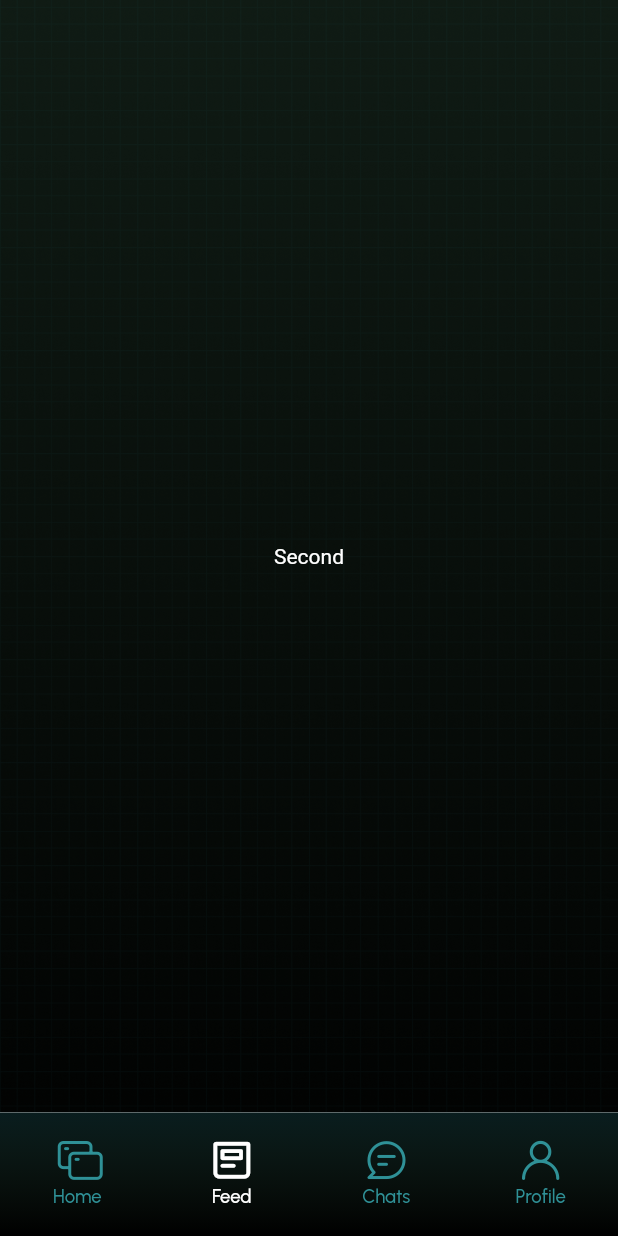
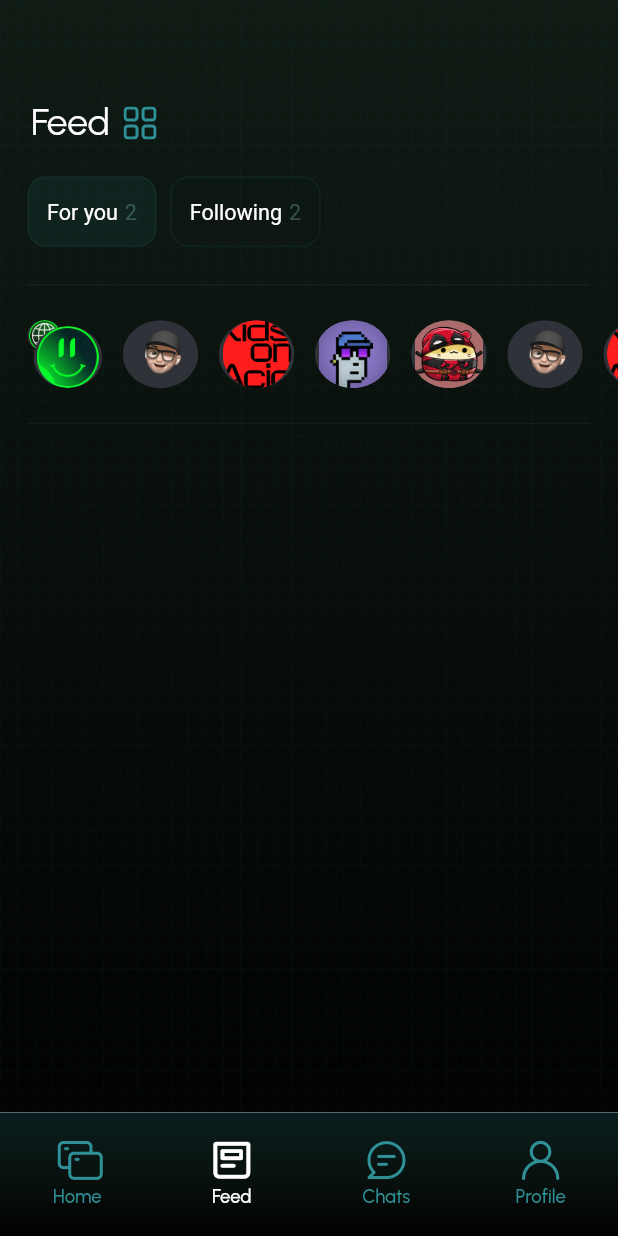
Before and after one commit to Spatay2000/neonyx, a Flutter app: the IndexNeo screen opened directly, item 2 of the bottom bar chosen, on a phone screen of 412 x 824 dp. Run offline on Flutter 3.47's test engine with Material 2 defaults, Android fonts, the phone set to English and light mode, and no system bars; drawn by our look-alikes of persistent_bottom_nav_bar_v2; our stand-ins replace bloc, carousel_slider, dots_indicator, equatable, flutter_bloc, flutter_native_splash and 7 more; missing offline and left inert: bip39, mobile_scanner; accounts and stored records are empty; network calls fail; project files that could hold a hidden picture were left out.

Commit message:
feat: init feed ui

```diff
--- /dev/null
+++ b/lib/domain/entity/feed_entity.dart
@@ -0,0 +1,22 @@
+class FeedEntity {
+  final int id;
+  final String avatar;
+  final String? storyImage;
+  final String? groupAva;
+  final String username;
+  final int postTime;
+  final int commentTotal;
+  final int likeTotal;
+  final int shareTotal;
+
+  FeedEntity(
+      {required this.id,
+      this.groupAva,
+      this.storyImage,
+      required this.avatar,
+      required this.username,
+      required this.postTime,
+      required this.commentTotal,
+      required this.likeTotal,
+      required this.shareTotal});
+}
--- /dev/null
+++ b/lib/features/common/app_bar_in_navbar.dart
@@ -0,0 +1,49 @@
+import 'package:flutter/material.dart';
+import 'package:flutter_screenutil/flutter_screenutil.dart';
+import 'package:google_fonts/google_fonts.dart';
+
+class AppBarInNavBar extends StatelessWidget {
+  final Widget? actions;
+  final String title;
+  final Widget? iconNearTitle;
+  const AppBarInNavBar({
+    super.key,
+    this.actions,
+    required this.title,
+    this.iconNearTitle,
+  });
+
+  @override
+  Widget build(BuildContext context) {
+    return Column(
+      children: [
+        Padding(
+          padding: EdgeInsets.only(
+              left: 18.0.w, right: 18.w, top: 65.h, bottom: 20.h),
+          child: Row(
+            mainAxisAlignment: MainAxisAlignment.spaceBetween,
+            children: [
+              Row(
+                children: [
+                  Text(
+                    title,
+                    style: GoogleFonts.urbanist(
+                      color: Colors.white,
+                      fontSize: 24.sp,
+                      fontWeight: FontWeight.w400,
+                    ),
+                  ),
+                  SizedBox(
+                    width: 8.w,
+                  ),
+                  iconNearTitle ?? const SizedBox()
+                ],
+              ),
+              actions ?? const SizedBox()
+            ],
+          ),
+        ),
+      ],
+    );
+  }
+}
--- /dev/null
+++ b/lib/features/common/custom_tab_bar.dart
@@ -0,0 +1,95 @@
+import 'package:flutter/material.dart';
+import 'package:flutter_screenutil/flutter_screenutil.dart';
+
+import 'neo_colors.dart';
+
+class CustomTabBar extends StatefulWidget {
+  final List<String>? tabs;
+  final TabController? controller;
+
+  const CustomTabBar({super.key, required this.tabs, required this.controller});
+
+  @override
+  _CustomTabBarState createState() => _CustomTabBarState();
+}
+
+class _CustomTabBarState extends State<CustomTabBar> {
+  int _currentIndex = 0; // Текущий выбранный индекс
+
+  @override
+  void initState() {
+    super.initState();
+    widget.controller?.addListener(() {
+      setState(() {
+        _currentIndex = widget.controller!.index;
+      });
+    });
+  }
+
+  @override
+  Widget build(BuildContext context) {
+    return Padding(
+      padding: EdgeInsets.only(left: 16.0.w, right: 16.w),
+      child: Column(
+        children: [
+          TabBar(
+            isScrollable: true,
+            onTap: (int index) {},
+            controller: widget.controller,
+            indicatorColor: Colors.transparent,
+            indicator: const UnderlineTabIndicator(borderSide: BorderSide.none),
+            labelPadding: EdgeInsets.zero,
+            tabs: [
+              for (int i = 0; i < widget.tabs!.length; i++)
+                Padding(
+                  padding: EdgeInsets.only(right: 8.0.w),
+                  child: Container(
+                    padding: const EdgeInsets.all(12),
+                    decoration: ShapeDecoration(
+                      color: i != _currentIndex
+                          ? Colors
+                              .transparent // Измените цвет для активной вкладки
+                          : const Color(0x192F9096),
+                      shape: RoundedRectangleBorder(
+                        side: const BorderSide(color: Color(0x182F9197)),
+                        borderRadius: BorderRadius.circular(12.r),
+                      ),
+                    ),
+                    child: Row(
+                      mainAxisSize: MainAxisSize.min,
+                      mainAxisAlignment: MainAxisAlignment.start,
+                      crossAxisAlignment: CrossAxisAlignment.start,
+                      children: [
+                        Text(
+                          widget.tabs![i],
+                          style: TextStyle(
+                            color: Colors.white,
+                            fontSize: 14.sp,
+                            fontWeight: FontWeight.w400,
+                            height: 1.40.h,
+                          ),
+                        ),
+                        SizedBox(width: 4.w),
+                        Opacity(
+                          opacity: 0.40,
+                          child: Text(
+                            '2',
+                            style: TextStyle(
+                              color: NeoColors.primaryColor,
+                              fontSize: 14.sp,
+                              fontWeight: FontWeight.w400,
+                              height: 1.40.h,
+                            ),
+                          ),
+                        ),
+                      ],
+                    ),
+                  ),
+                )
+            ],
+          ),
+        ],
+      ),
+    );
+  }
+}
--- /dev/null
+++ b/lib/features/feed/feed_screen.dart
@@ -0,0 +1,62 @@
+import 'package:flutter/material.dart';
+import 'package:flutter_screenutil/flutter_screenutil.dart';
+import 'package:flutter_svg/svg.dart';
+import 'package:neonyx/features/common/app_bar_in_navbar.dart';
+import 'package:neonyx/features/common/neo_scaffold.dart';
+import 'package:neonyx/features/feed/widget/feed_list.dart';
+
+import '../common/custom_tab_bar.dart';
+import '../common/neo_colors.dart';
+
+class FeedScreen extends StatefulWidget {
+  const FeedScreen({super.key});
+
+  @override
+  State<FeedScreen> createState() => _FeedScreenState();
+}
+
+class _FeedScreenState extends State<FeedScreen> with TickerProviderStateMixin {
+  TabController? tabController;
+  List<String>? data = ['For you', 'Following'];
+
+  @override
+  void initState() {
+    super.initState();
+    tabController = TabController(length: data!.length, vsync: this);
+  }
+
+  @override
+  void dispose() {
+    tabController?.dispose();
+    super.dispose();
+  }
+
+  @override
+  Widget build(BuildContext context) {
+    return DefaultTabController(
+      length: data!.length,
+      child: NeoScaffold(
+        body: Column(
+          crossAxisAlignment: CrossAxisAlignment.start,
+          children: [
+            AppBarInNavBar(
+              title: 'Feed',
+              iconNearTitle: SvgPicture.asset('assets/svg/story.svg'),
+            ),
+            CustomTabBar(tabs: data!, controller: tabController),
+            Expanded(
+              child: TabBarView(
+                physics: const NeverScrollableScrollPhysics(),
+                controller: tabController,
+                children: [
+                  FeedListWidget(),
+                  FeedListWidget(),
+                ],
+              ),
+            ),
+          ],
+        ),
+      ),
+    );
+  }
+}
--- /dev/null
+++ b/lib/features/feed/widget/feed_list.dart
@@ -0,0 +1,93 @@
+import 'package:flutter/material.dart';
+import 'package:neonyx/domain/entity/feed_entity.dart';
+import 'package:neonyx/features/feed/widget/feed_strory.dart';
+import 'package:neonyx/features/feed/widget/story.dart';
+import 'package:persistent_bottom_nav_bar_v2/persistent-tab-view.dart';
+
+class FeedListWidget extends StatefulWidget {
+  const FeedListWidget({super.key});
+
+  @override
+  State<FeedListWidget> createState() => _FeedListWidgetState();
+}
+
+class _FeedListWidgetState extends State<FeedListWidget> {
+  List<FeedEntity> feedList = [
+    FeedEntity(
+        id: 1,
+        avatar: "assets/png/Avatar_group.png",
+        groupAva: 'assets/png/group_ava.png',
+        username: 'MemeStream',
+        storyImage: 'assets/png/story.png',
+        postTime: 8,
+        commentTotal: 10,
+        likeTotal: 15,
+        shareTotal: 12),
+    FeedEntity(
+        id: 2,
+        avatar: "assets/png/avatar_2_4x_icon.png",
+        username: 'Team General Chat',
+        postTime: 8,
+        commentTotal: 10,
+        likeTotal: 15,
+        shareTotal: 12),
+    FeedEntity(
+        id: 3,
+        avatar: "assets/png/avatar_3_4x_icon.png",
+        username: 'Go dev',
+        postTime: 8,
+        commentTotal: 10,
+        likeTotal: 15,
+        shareTotal: 12),
+    FeedEntity(
+        id: 4,
+        avatar: "assets/png/avatar_4_4x_icon.png",
+        username: 'MemeStream',
+        postTime: 8,
+        commentTotal: 10,
+        likeTotal: 15,
+        shareTotal: 12),
+    FeedEntity(
+        id: 5,
+        avatar: "assets/png/avatar_1_4x_icon.png",
+        username: 'Team General Chat',
+        postTime: 8,
+        commentTotal: 10,
+        likeTotal: 15,
+        shareTotal: 12),
+    FeedEntity(
+        id: 6,
+        avatar: "assets/png/avatar_2_4x_icon.png",
+        username: 'Go dev',
+        postTime: 8,
+        commentTotal: 10,
+        likeTotal: 15,
+        shareTotal: 12),
+    FeedEntity(
+        id: 7,
+        avatar: "assets/png/avatar_3_4x_icon.png",
+        username: 'Team General Chat',
+        postTime: 8,
+        commentTotal: 10,
+        likeTotal: 15,
+        shareTotal: 12),
+    FeedEntity(
+        id: 8,
+        avatar: "assets/png/avatar_4_4x_icon.png",
+        username: 'Go dev',
+        postTime: 8,
+        commentTotal: 10,
+        likeTotal: 15,
+        shareTotal: 12),
+  ];
+  @override
+  Widget build(BuildContext context) {
+    return Column(
+      children: [
+        FeedStoryWidget(
+          feedStory: feedList,
+        ),
+      ],
+    );
+  }
+}
--- /dev/null
+++ b/lib/features/feed/widget/feed_strory.dart
@@ -0,0 +1,117 @@
+import 'package:flutter/material.dart';
+import 'package:flutter_screenutil/flutter_screenutil.dart';
+import 'package:neonyx/domain/entity/feed_entity.dart';
+import 'package:neonyx/features/feed/widget/story.dart';
+import 'package:persistent_bottom_nav_bar_v2/persistent-tab-view.dart';
+
+import '../../common/neo_colors.dart';
+
+class FeedStoryWidget extends StatelessWidget {
+  final List<FeedEntity>? feedStory;
+  const FeedStoryWidget({
+    super.key,
+    this.feedStory,
+  });
+
+  @override
+  Widget build(BuildContext context) {
+    return Column(
+      crossAxisAlignment: CrossAxisAlignment.start,
+      children: [
+        Padding(
+          padding: EdgeInsets.symmetric(horizontal: 16.w, vertical: 15.h),
+          child: Divider(
+            color: NeoColors.soonColor.withOpacity(0.1),
+            thickness: 1.0,
+          ),
+        ),
+        SizedBox(
+          height: 44.h,
+          child: ListView.separated(
+            shrinkWrap: true,
+            padding: EdgeInsets.only(left: 16.w),
+            scrollDirection: Axis.horizontal,
+            itemCount: feedStory!.length,
+            itemBuilder: (context, index) => feedStory![index].groupAva != null
+                ? InkWell(
+                    onTap: () => pushNewScreen(
+                      context,
+                      screen: StoryWidget(
+                        feedEntity: feedStory![index],
+                      ),
+                      withNavBar: false,
+                      pageTransitionAnimation:
+                          PageTransitionAnimation.cupertino,
+                    ),
+                    child: Stack(
+                      // alignment: Alignment.topLeft,
+                      children: [
+                        ClipOval(
+                          child: Container(
+                            color: NeoColors.grayColor,
+                            child: Image.asset(
+                              feedStory![index].groupAva!,
+                              width: 20.w,
+                              height: 20.h,
+                              fit: BoxFit.contain,
+                            ),
+                          ),
+                        ),
+                        Positioned(
+                          // right: 0.w,
+                          child: Padding(
+                            padding: EdgeInsets.only(top: 4, left: 4),
+                            child: ClipOval(
+                              child: Container(
+                                color: NeoColors.grayColor,
+                                child: Image.asset(
+                                  feedStory![index].avatar,
+                                  width: 40.w,
+                                  height: 40.h,
+                                  fit: BoxFit.contain,
+                                ),
+                              ),
+                            ),
+                          ),
+                        ),
+                      ],
+                    ),
+                  )
+                : InkWell(
+                    onTap: () => pushNewScreen(
+                      context,
+                      screen: StoryWidget(
+                        feedEntity: feedStory![index],
+                      ),
+                      withNavBar: false,
+                      pageTransitionAnimation:
+                          PageTransitionAnimation.cupertino,
+                    ),
+                    child: ClipOval(
+                      child: Container(
+                        color: NeoColors.grayColor,
+                        child: Image.asset(
+                          feedStory![index].avatar,
+                          width: 44.w,
+                          height: 44.h,
+                          fit: BoxFit.contain,
+                        ),
+                      ),
+                    ),
+                  ),
+            separatorBuilder: (context, index) => SizedBox(
+              width: 12.w,
+            ),
+          ),
+        ),
+        Padding(
+          padding: EdgeInsets.symmetric(horizontal: 16.w, vertical: 15.h),
+          child: Divider(
+            color: NeoColors.soonColor.withOpacity(0.1),
+            thickness: 1.0,
+          ),
+        ),
+      ],
+    );
+  }
+}
--- a/lib/features/index/index.dart
+++ b/lib/features/index/index.dart
@@ -5,8 +5,9 @@ import 'package:flutter_bloc/flutter_bloc.dart';
 import 'package:flutter_screenutil/flutter_screenutil.dart';
 import 'package:google_fonts/google_fonts.dart';
 import 'package:neonyx/features/common/my_flutter_app_icons.dart';
+import 'package:neonyx/features/feed/feed_screen.dart';
+import 'package:neonyx/features/home/screen/home_screen.dart';
 import 'package:neonyx/features/index/first.dart';
-import 'package:neonyx/features/index/second.dart';
 import 'package:neonyx/features/index/third.dart';
 import 'package:persistent_bottom_nav_bar_v2/persistent-tab-view.dart';
 
@@ -96,8 +97,8 @@ class _IndexNeoState extends State<IndexNeo> {
                   context,
                   controller: controller,
                   screens: const [
-                    FirstScreen(),
-                    SecondScreen(),
+                    HomeScreen(),
+                    FeedScreen(),
                     ThirdScreen(),
                     FirstScreen(),
                   ],
--- a/lib/main.dart
+++ b/lib/main.dart
@@ -3,9 +3,9 @@ import 'package:flutter/services.dart';
 import 'package:flutter_native_splash/flutter_native_splash.dart';
 import 'package:flutter_screenutil/flutter_screenutil.dart';
 import 'package:neonyx/features/auth/screen/login.dart';
+import 'package:neonyx/features/index/index.dart';
 
 import 'core/get_it/configurator.dart';
-import 'features/auth/screen/claim_username.dart';
 import 'features/user_space/user_space_screen.dart';
 
 void main() async {
@@ -40,7 +40,7 @@ class MyApp extends StatelessWidget {
       designSize: const Size(360, 800),
       builder: (context, child) => MaterialApp(
         debugShowCheckedModeBanner: false,
-        home: UserSpaceScreen(),
+        home: IndexNeo(screenIndex: 0,),
       ),
     );
   }
--- a/pubspec.yaml
+++ b/pubspec.yaml
@@ -77,7 +77,8 @@ dependencies:
   carousel_slider: ^4.2.1
   #dots widget
   dots_indicator: ^3.0.0
-
+  # story helper
+  story_view: ^0.15.0
 
 
 flutter_native_splash:
```
Also changed, not shown: lib/features/feed/widget/story.dart (added, +297 -0 lines), assets/png/Avatar_group.png (added), assets/png/group_ava.png (added), assets/png/group_avatar_1_4x.png (added), assets/png/group_avatar_2_4x.png (added), assets/png/group_avatar_3_4x.png (added), assets/png/story.png (added), assets/svg/story.svg (added), pubspec.lock, 2 other files.
